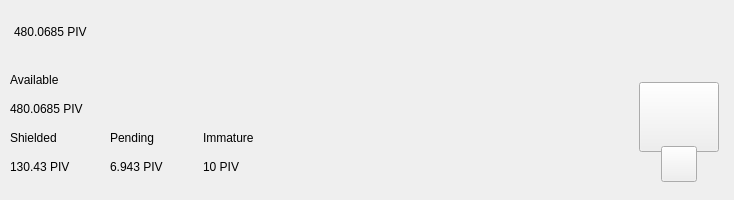
This is src/qt/pivx/forms/topbar.ui in Liquid369/blank as Qt 5 draws it before an edit. The edited form follows.
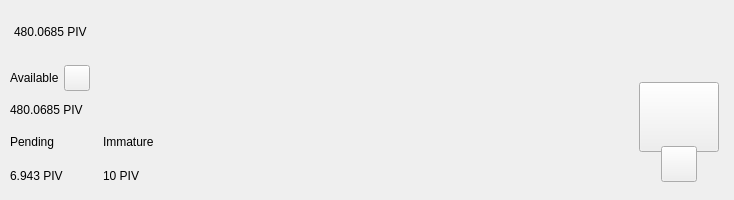
This is the edited form. Custom widgets are drawn as their Qt base class.

Commit message: GUI: topbar shielded balance connection, bubble popup connected.

Diff of the .ui file:
```diff
--- a/src/qt/pivx/forms/topbar.ui
+++ b/src/qt/pivx/forms/topbar.ui
@@ -312,11 +312,6 @@
           <number>10</number>
          </property>
          <item>
-          <layout class="QHBoxLayout" name="horizontalLayout_3">
-           <property name="bottomMargin">
-            <number>9</number>
-           </property>
-           <item>
             <layout class="QVBoxLayout" name="verticalLayout_7">
              <property name="spacing">
               <number>0</number>
@@ -330,6 +325,11 @@
              <item>
               <layout class="QVBoxLayout" name="verticalLayout_2">
                <item>
+              <layout class="QHBoxLayout" name="horizontalLayoutContainerAvailable">
+               <property name="spacing">
+                <number>5</number>
+               </property>
+               <item>
                 <widget class="QLabel" name="labelTitle1">
                  <property name="text">
                   <string>Available</string>
@@ -337,6 +337,58 @@
                 </widget>
                </item>
                <item>
+                <widget class="QPushButton" name="pushButtonBalanceInfo">
+                 <property name="minimumSize">
+                  <size>
+                   <width>26</width>
+                   <height>26</height>
+                  </size>
+                 </property>
+                 <property name="maximumSize">
+                  <size>
+                   <width>26</width>
+                   <height>26</height>
+                  </size>
+                 </property>
+                 <property name="mouseTracking">
+                  <bool>true</bool>
+                 </property>
+                 <property name="focusPolicy">
+                  <enum>Qt::NoFocus</enum>
+                 </property>
+                 <property name="text">
+                  <string notr="true"/>
+                 </property>
+                 <property name="iconSize">
+                  <size>
+                   <width>24</width>
+                   <height>24</height>
+                  </size>
+                 </property>
+                 <property name="shortcut">
+                  <string notr="true"/>
+                 </property>
+                </widget>
+               </item>
+               <item>
+                <spacer name="horizontalSpacer_4">
+                 <property name="orientation">
+                  <enum>Qt::Horizontal</enum>
+                 </property>
+                 <property name="sizeType">
+                  <enum>QSizePolicy::MinimumExpanding</enum>
+                 </property>
+                 <property name="sizeHint" stdset="0">
+                  <size>
+                   <width>20</width>
+                   <height>20</height>
+                  </size>
+                 </property>
+                </spacer>
+               </item>
+              </layout>
+             </item>
+             <item>
                 <widget class="QLabel" name="labelAmountPiv">
                  <property name="text">
                   <string notr="true">480.0685 PIV</string>
@@ -346,46 +398,44 @@
               </layout>
              </item>
              <item>
+            <widget class="QWidget" name="container_imm_pend" native="true">
               <layout class="QHBoxLayout" name="horizontalLayout_2">
                <property name="spacing">
                 <number>0</number>
                </property>
-               <item>
-                <layout class="QVBoxLayout" name="verticalLayout_33">
-                 <item>
-                  <widget class="QLabel" name="labelTitle5">
-                   <property name="text">
-                    <string>Shielded</string>
-                   </property>
-                  </widget>
-                 </item>
-                 <item>
-                  <widget class="QLabel" name="labelShieldedPiv">
-                   <property name="text">
-                    <string notr="true">130.43 PIV</string>
-                   </property>
-                  </widget>
-                 </item>
-                </layout>
-               </item>
-               <item>
-                <spacer name="horizontalSpacer_33">
-                 <property name="orientation">
-                  <enum>Qt::Horizontal</enum>
-                 </property>
-                 <property name="sizeType">
-                  <enum>QSizePolicy::Fixed</enum>
-                 </property>
-                 <property name="sizeHint" stdset="0">
-                  <size>
-                   <width>40</width>
-                   <height>20</height>
-                  </size>
-                 </property>
-                </spacer>
-               </item>
-               <item>
+              <property name="leftMargin">
+               <number>0</number>
+              </property>
+              <property name="topMargin">
+               <number>0</number>
+              </property>
+              <property name="rightMargin">
+               <number>0</number>
+              </property>
+              <property name="bottomMargin">
+               <number>0</number>
+              </property>
+              <item alignment="Qt::AlignLeft">
+               <widget class="QWidget" name="container_pending" native="true">
+                <property name="sizePolicy">
+                 <sizepolicy hsizetype="Minimum" vsizetype="Preferred">
+                  <horstretch>0</horstretch>
+                  <verstretch>0</verstretch>
+                 </sizepolicy>
+                </property>
                 <layout class="QVBoxLayout" name="verticalLayout_3">
+                 <property name="leftMargin">
+                  <number>0</number>
+                 </property>
+                 <property name="topMargin">
+                  <number>0</number>
+                 </property>
+                 <property name="rightMargin">
+                  <number>0</number>
+                 </property>
+                 <property name="bottomMargin">
+                  <number>0</number>
+                 </property>
                  <item>
                   <widget class="QLabel" name="labelTitle3">
                    <property name="text">
@@ -401,6 +451,7 @@
                   </widget>
                  </item>
                 </layout>
+               </widget>
                </item>
                <item>
                 <spacer name="horizontalSpacer_3">
@@ -418,8 +469,27 @@
                  </property>
                 </spacer>
                </item>
-               <item>
+              <item alignment="Qt::AlignLeft">
+               <widget class="QWidget" name="container_immature" native="true">
+                <property name="sizePolicy">
+                 <sizepolicy hsizetype="Minimum" vsizetype="Preferred">
+                  <horstretch>0</horstretch>
+                  <verstretch>0</verstretch>
+                 </sizepolicy>
+                </property>
                 <layout class="QVBoxLayout" name="verticalLayout_4">
+                 <property name="leftMargin">
+                  <number>0</number>
+                 </property>
+                 <property name="topMargin">
+                  <number>0</number>
+                 </property>
+                 <property name="rightMargin">
+                  <number>0</number>
+                 </property>
+                 <property name="bottomMargin">
+                  <number>0</number>
+                 </property>
                  <item>
                   <widget class="QLabel" name="labelTitle4">
                    <property name="text">
@@ -435,10 +505,23 @@
                   </widget>
                  </item>
                 </layout>
-               </item>
-              </layout>
-             </item>
-            </layout>
+               </widget>
+              </item>
+              <item>
+               <spacer name="horizontalSpacer_5">
+                <property name="orientation">
+                 <enum>Qt::Horizontal</enum>
+                </property>
+                <property name="sizeHint" stdset="0">
+                 <size>
+                  <width>40</width>
+                  <height>20</height>
+                 </size>
+                </property>
+               </spacer>
+              </item>
+             </layout>
+            </widget>
            </item>
           </layout>
          </item>
```
Lines whose indentation alone changed are shown as unchanged. The commit also changes 8 other files.
